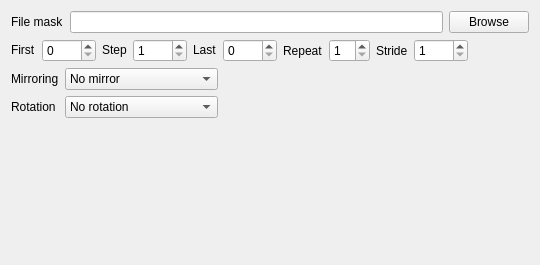
Above: core/modules/ReaderGUI/readerform.ui from neutronimaging/imagingsuite before the change. Below: the same form after it.
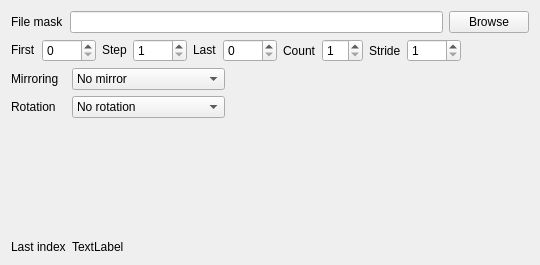
That is the form after the change. Custom widgets are drawn as their Qt base class.

Commit message: Added count label in reader

What changed in the file:
```diff
--- a/core/modules/ReaderGUI/readerform.ui
+++ b/core/modules/ReaderGUI/readerform.ui
@@ -142,7 +142,7 @@
        <item>
         <widget class="QLabel" name="label_repeat">
          <property name="text">
-          <string>Repeat</string>
+          <string>Count</string>
          </property>
         </widget>
        </item>
@@ -263,6 +263,33 @@
            </item>
           </widget>
          </item>
+         <item row="2" column="1">
+          <spacer name="verticalSpacer">
+           <property name="orientation">
+            <enum>Qt::Vertical</enum>
+           </property>
+           <property name="sizeHint" stdset="0">
+            <size>
+             <width>20</width>
+             <height>40</height>
+            </size>
+           </property>
+          </spacer>
+         </item>
+         <item row="3" column="1">
+          <widget class="QLabel" name="label_lastIndex">
+           <property name="text">
+            <string>TextLabel</string>
+           </property>
+          </widget>
+         </item>
+         <item row="3" column="0">
+          <widget class="QLabel" name="label_5">
+           <property name="text">
+            <string>Last index</string>
+           </property>
+          </widget>
+         </item>
         </layout>
        </item>
        <item>
```
